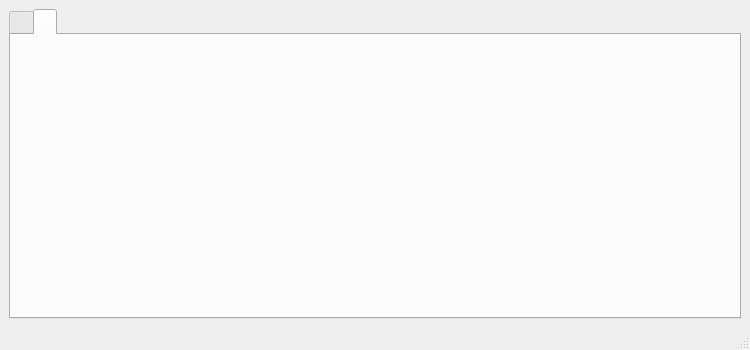
Before: the Qt Designer form mainwindow.ui in work5lov/adcDataSplitter, drawn with Qt 5.
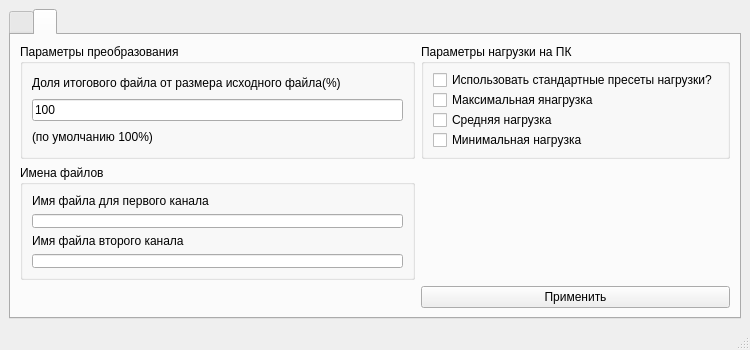
After: the same form once the commit is applied. The open tabs and pages were chosen to show the change.

What changed in the file:
```diff
--- a/mainwindow.ui
+++ b/mainwindow.ui
@@ -32,7 +32,7 @@
    <string>MainWindow</string>
   </property>
   <widget class="QWidget" name="centralwidget">
-   <layout class="QGridLayout" name="gridLayout">
+   <layout class="QGridLayout" name="gridLayout_4">
     <item row="0" column="0">
      <widget class="QTabWidget" name="tabWidget">
       <property name="currentIndex">
@@ -140,6 +140,111 @@
        <attribute name="title">
         <string/>
        </attribute>
+       <layout class="QGridLayout" name="gridLayout">
+        <item row="0" column="0">
+         <widget class="QGroupBox" name="groupBox">
+          <property name="title">
+           <string>Параметры преобразования</string>
+          </property>
+          <layout class="QGridLayout" name="gridLayout_3">
+           <item row="1" column="0">
+            <widget class="QLineEdit" name="lineEdit">
+             <property name="text">
+              <string>100</string>
+             </property>
+            </widget>
+           </item>
+           <item row="0" column="0">
+            <widget class="QLabel" name="label_3">
+             <property name="text">
+              <string>Доля итогового файла от размера исходного файла(%)</string>
+             </property>
+            </widget>
+           </item>
+           <item row="2" column="0">
+            <widget class="QLabel" name="label_4">
+             <property name="text">
+              <string>(по умолчанию 100%)</string>
+             </property>
+            </widget>
+           </item>
+          </layout>
+         </widget>
+        </item>
+        <item row="1" column="0">
+         <widget class="QGroupBox" name="groupBox_2">
+          <property name="title">
+           <string>Имена файлов</string>
+          </property>
+          <layout class="QGridLayout" name="gridLayout_5">
+           <item row="0" column="0">
+            <widget class="QLabel" name="label_5">
+             <property name="text">
+              <string>Имя файла для первого канала</string>
+             </property>
+            </widget>
+           </item>
+           <item row="1" column="0">
+            <widget class="QLineEdit" name="firstChanelFileName"/>
+           </item>
+           <item row="2" column="0">
+            <widget class="QLabel" name="label_6">
+             <property name="text">
+              <string>Имя файла второго канала</string>
+             </property>
+            </widget>
+           </item>
+           <item row="3" column="0">
+            <widget class="QLineEdit" name="secondChanelFileName"/>
+           </item>
+          </layout>
+         </widget>
+        </item>
+        <item row="0" column="1">
+         <widget class="QGroupBox" name="groupBox_3">
+          <property name="title">
+           <string>Параметры нагрузки на ПК</string>
+          </property>
+          <layout class="QGridLayout" name="gridLayout_6">
+           <item row="0" column="0">
+            <widget class="QCheckBox" name="checkBox_2">
+             <property name="text">
+              <string>Использовать стандартные пресеты нагрузки?</string>
+             </property>
+            </widget>
+           </item>
+           <item row="2" column="0">
+            <widget class="QCheckBox" name="midLoad">
+             <property name="text">
+              <string>Средняя нагрузка</string>
+             </property>
+            </widget>
+           </item>
+           <item row="1" column="0">
+            <widget class="QCheckBox" name="maxLoad">
+             <property name="text">
+              <string>Максимальная янагрузка</string>
+             </property>
+            </widget>
+           </item>
+           <item row="3" column="0">
+            <widget class="QCheckBox" name="minLoad">
+             <property name="text">
+              <string>Минимальная нагрузка</string>
+             </property>
+            </widget>
+           </item>
+          </layout>
+         </widget>
+        </item>
+        <item row="2" column="1">
+         <widget class="QPushButton" name="pushButton">
+          <property name="text">
+           <string>Применить</string>
+          </property>
+         </widget>
+        </item>
+       </layout>
       </widget>
      </widget>
     </item>
```
Left out of the diff: 4 changed lines with no effect on the pictures.
